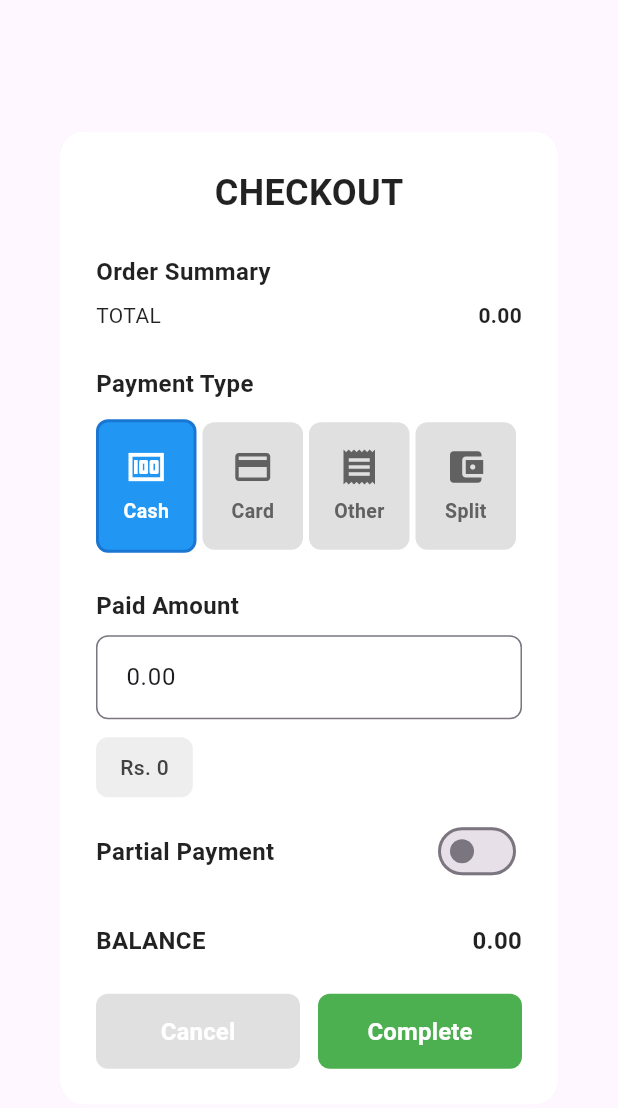
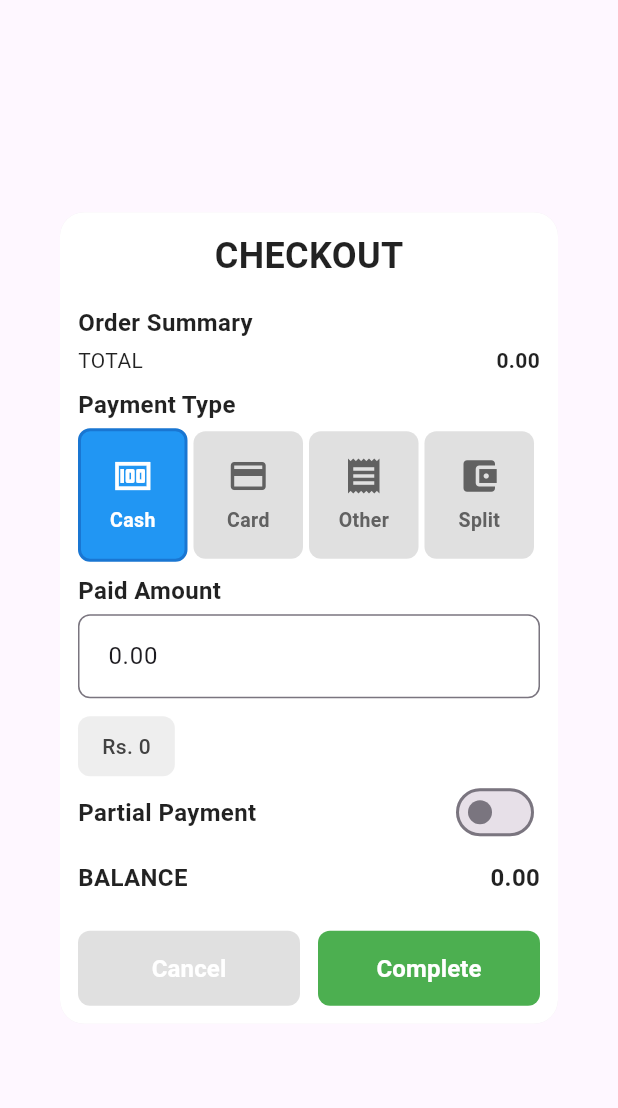
Before and after one commit to swenlk/jpos-lite, a Flutter app: the CheckoutDialog widget shown alone on an empty page, opened directly with empty values, on a phone screen of 412 x 824 dp. Shown: the top 1108 px of the screen. Run offline on Flutter 3.47's test engine with Material 3 defaults, Android fonts, the phone set to English and light mode, and no system bars; our stand-ins replace dio, dropdown_search, flutter_blue_plus, permission_handler, shared_preferences; missing offline and left inert: esc_pos_utils_plus; accounts and stored records are empty; network calls fail.

```diff
--- a/lib/screens/home_page.dart
+++ b/lib/screens/home_page.dart
@@ -1394,8 +1394,11 @@ class _HomePageState extends State<HomePage> {
                                     hintText: _items.isEmpty
                                         ? 'No items available'
                                         : 'Select an item',
+                                    // hintStyle: TextStyle(
+                                    //   fontSize: 14.0,
+                                    // ),
                                     border: OutlineInputBorder(),
-                                    prefixIcon: Icon(Icons.inventory_2),
+                                    // prefixIcon: Icon(Icons.inventory_2),
                                   ),
                                 ),
                                 popupProps: PopupProps.menu(
--- a/lib/widgets/checkout_dialog.dart
+++ b/lib/widgets/checkout_dialog.dart
@@ -327,7 +327,7 @@ class _CheckoutDialogState extends State<CheckoutDialog> {
       elevation: 8.0,
       child: Container(
         width: MediaQuery.of(context).size.width * 0.9,
-        padding: const EdgeInsets.all(24.0),
+        padding: const EdgeInsets.all(12.0),
         decoration: BoxDecoration(
           color: Colors.white,
           borderRadius: BorderRadius.circular(16.0),
@@ -348,7 +348,7 @@ class _CheckoutDialogState extends State<CheckoutDialog> {
                   ),
                 ),
               ),
-              const SizedBox(height: 24.0),
+              const SizedBox(height: 16.0),
 
               // Order Summary Section
               const Text(
@@ -359,7 +359,7 @@ class _CheckoutDialogState extends State<CheckoutDialog> {
                   color: Colors.black87,
                 ),
               ),
-              const SizedBox(height: 8.0),
+              const SizedBox(height: 4.0),
               Row(
                 mainAxisAlignment: MainAxisAlignment.spaceBetween,
                 children: [
@@ -380,7 +380,7 @@ class _CheckoutDialogState extends State<CheckoutDialog> {
                   ),
                 ],
               ),
-              const SizedBox(height: 24.0),
+              const SizedBox(height: 8.0),
 
               // Payment Type Section
               const Text(
@@ -391,7 +391,7 @@ class _CheckoutDialogState extends State<CheckoutDialog> {
                   color: Colors.black87,
                 ),
               ),
-              const SizedBox(height: 12.0),
+              const SizedBox(height: 4.0),
               Row(
                 children: [
                   _buildPaymentTypeButton(
@@ -416,7 +416,7 @@ class _CheckoutDialogState extends State<CheckoutDialog> {
                   ),
                 ],
               ),
-              const SizedBox(height: 24.0),
+              const SizedBox(height: 8.0),
               // Paid Amount Section
               if (_selectedPaymentType == PaymentType.split) ...[
                 // Paid Amount Details for Split payment type
@@ -428,7 +428,7 @@ class _CheckoutDialogState extends State<CheckoutDialog> {
                     color: Colors.black87,
                   ),
                 ),
-                const SizedBox(height: 12.0),
+                const SizedBox(height: 4.0),
                 ..._splitPaymentEntries.asMap().entries.map((entry) {
                   final index = entry.key;
                   final splitEntry = entry.value;
@@ -437,16 +437,20 @@ class _CheckoutDialogState extends State<CheckoutDialog> {
                     child: Row(
                       crossAxisAlignment: CrossAxisAlignment.start,
                       children: [
-                        // Payment method dropdown
+                        // Payment method dropdown on the left
                         Expanded(
                           flex: 1,
                           child: _buildSplitPaymentMethodDropdown(splitEntry, index),
                         ),
                         const SizedBox(width: 8.0),
-                        // Paid amount field
+                        // Paid amount and payment reference fields on the right
                         Expanded(
                           flex: 1,
-                          child: TextField(
+                          child: Column(
+                            crossAxisAlignment: CrossAxisAlignment.start,
+                            children: [
+                              // Paid amount field
+                              TextField(
                                 controller: splitEntry.paidAmountController,
                                 style: const TextStyle(fontSize: 16.0),
                                 keyboardType: const TextInputType.numberWithOptions(decimal: true),
@@ -462,12 +466,9 @@ class _CheckoutDialogState extends State<CheckoutDialog> {
                                   ),
                                 ),
                               ),
-                        ),
-                        const SizedBox(width: 8.0),
-                        // Payment reference field
-                        Expanded(
-                          flex: 1,
-                          child: TextField(
+                              const SizedBox(height: 8.0),
+                              // Payment reference field below paid amount
+                              TextField(
                                 controller: splitEntry.paymentReferenceController,
                                 enabled: splitEntry.paymentMethod != SplitPaymentMethod.cash &&
                                     splitEntry.paymentMethod != SplitPaymentMethod.card,
@@ -504,6 +505,8 @@ class _CheckoutDialogState extends State<CheckoutDialog> {
                                   ),
                                 ),
                               ),
+                            ],
+                          ),
                         ),
                       ],
                     ),
@@ -519,22 +522,23 @@ class _CheckoutDialogState extends State<CheckoutDialog> {
                     color: Colors.black87,
                   ),
                 ),
-                const SizedBox(height: 12.0),
+                const SizedBox(height: 4.0),
                 Row(
                   crossAxisAlignment: CrossAxisAlignment.start,
                   children: [
-                    // Dropdown for payment method
+                    // Dropdown for payment method on the left
                     Expanded(
                       flex: 1,
                       child: _buildOtherPaymentMethodDropdown(),
                     ),
                     const SizedBox(width: 8.0),
-                    // Payment Amount and Reference fields
+                    // Paid amount and payment reference fields on the right
                     Expanded(
                       flex: 1,
                       child: Column(
                         crossAxisAlignment: CrossAxisAlignment.start,
                         children: [
+                          // Paid amount field
                           TextField(
                             controller: _paidAmountController,
                             style: const TextStyle(
@@ -553,44 +557,8 @@ class _CheckoutDialogState extends State<CheckoutDialog> {
                               ),
                             ),
                           ),
-                          // const SizedBox(height: 12.0),
-                          // TextField(
-                          //   controller: _paymentReferenceController,
-                          //   decoration: InputDecoration(
-                          //     hintText: 'Payment reference',
-                          //     border: OutlineInputBorder(
-                          //       borderRadius: BorderRadius.circular(8.0),
-                          //     ),
-                          //     contentPadding: const EdgeInsets.symmetric(
-                          //       horizontal: 12.0,
-                          //       vertical: 12.0,
-                          //     ),
-                          //   ),
-                          // ),
-                        ],
-                      ),
-                    ),
-                    const SizedBox(width: 8.0),
-                    Expanded(
-                      flex: 1,
-                      child: Column(
-                        crossAxisAlignment: CrossAxisAlignment.start,
-                        children: [
-                          // TextField(
-                          //   controller: _paidAmountController,
-                          //   keyboardType: const TextInputType.numberWithOptions(decimal: true),
-                          //   decoration: InputDecoration(
-                          //     hintText: 'Paid amount',
-                          //     border: OutlineInputBorder(
-                          //       borderRadius: BorderRadius.circular(8.0),
-                          //     ),
-                          //     contentPadding: const EdgeInsets.symmetric(
-                          //       horizontal: 12.0,
-                          //       vertical: 12.0,
-                          //     ),
-                          //   ),
-                          // ),
-                          // const SizedBox(height: 12.0),
+                          const SizedBox(height: 8.0),
+                          // Payment reference field below paid amount
                           TextField(
                             controller: _paymentReferenceController,
                             style: const TextStyle(
@@ -634,7 +602,7 @@ class _CheckoutDialogState extends State<CheckoutDialog> {
                     color: Colors.black87,
                   ),
                 ),
-                const SizedBox(height: 8.0),
+                const SizedBox(height: 4.0),
                 TextField(
                   controller: _paidAmountController,
                   keyboardType: const TextInputType.numberWithOptions(decimal: true),
@@ -670,7 +638,7 @@ class _CheckoutDialogState extends State<CheckoutDialog> {
                         .map((amount) => _buildSuggestedAmountButton(amount))
                         .toList(),
                   ),
-                  const SizedBox(height: 12.0),
+                  // const SizedBox(height: 8.0),
                 ],
               ],
               // const SizedBox(height: 24.0),
@@ -697,7 +665,7 @@ class _CheckoutDialogState extends State<CheckoutDialog> {
                   ),
                 ],
               ),
-              const SizedBox(height: 24.0),
+              const SizedBox(height: 8.0),
 
               // Balance Section
               Row(
--- a/pubspec.yaml
+++ b/pubspec.yaml
@@ -16,7 +16,7 @@ publish_to: 'none' # Remove this line if you wish to publish to pub.dev
 # https://developer.apple.com/library/archive/documentation/General/Reference/InfoPlistKeyReference/Articles/CoreFoundationKeys.html
 # In Windows, build-name is used as the major, minor, and patch parts
 # of the product and file versions while build-number is used as the build suffix.
-version: 1.0.0+3
+version: 1.0.0+6
 
 environment:
   sdk: ^3.8.1
```
Also changed, not shown: lib/widgets/print_dialog.dart (+7 -7 lines), lib/widgets/transaction_details_dialog.dart (+13 -15 lines). Lines whose indentation alone changed are shown as unchanged.
